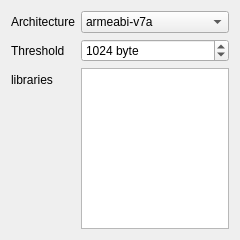
First picture: the form in configdialog.ui, repository Tencent/loli_profiler, before the edit.
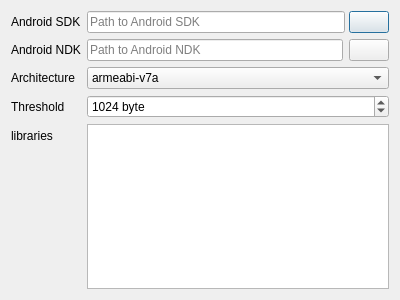
Second picture: the form after the edit. Icons and pictures are not drawn.

Diff of the .ui file:
```diff
--- a/configdialog.ui
+++ b/configdialog.ui
@@ -9,8 +9,8 @@
    <rect>
     <x>0</x>
     <y>0</y>
-    <width>240</width>
-    <height>240</height>
+    <width>400</width>
+    <height>300</height>
    </rect>
   </property>
   <property name="windowTitle">
@@ -20,14 +20,14 @@
    <bool>false</bool>
   </property>
   <layout class="QFormLayout" name="formLayout">
-   <item row="0" column="0">
+   <item row="2" column="0">
     <widget class="QLabel" name="label">
      <property name="text">
       <string>Architecture</string>
      </property>
     </widget>
    </item>
-   <item row="0" column="1">
+   <item row="2" column="1">
     <widget class="QComboBox" name="archComboBox">
      <item>
       <property name="text">
@@ -41,14 +41,14 @@
      </item>
     </widget>
    </item>
-   <item row="1" column="0">
+   <item row="3" column="0">
     <widget class="QLabel" name="label_2">
      <property name="text">
       <string>Threshold</string>
      </property>
     </widget>
    </item>
-   <item row="1" column="1">
+   <item row="3" column="1">
     <widget class="QSpinBox" name="thresholdSpinBox">
      <property name="toolTip">
       <string>Malloc stacktrace collect threshold.</string>
@@ -67,16 +67,98 @@
      </property>
     </widget>
    </item>
-   <item row="2" column="0">
+   <item row="4" column="0">
     <widget class="QLabel" name="label_4">
      <property name="text">
       <string>libraries</string>
      </property>
     </widget>
    </item>
-   <item row="2" column="1">
+   <item row="4" column="1">
     <widget class="QListWidget" name="libraryListWidget"/>
    </item>
+   <item row="0" column="0">
+    <widget class="QLabel" name="label_3">
+     <property name="text">
+      <string>Android SDK</string>
+     </property>
+    </widget>
+   </item>
+   <item row="1" column="0">
+    <widget class="QLabel" name="label_5">
+     <property name="text">
+      <string>Android NDK</string>
+     </property>
+    </widget>
+   </item>
+   <item row="0" column="1">
+    <layout class="QHBoxLayout" name="horizontalLayout">
+     <property name="spacing">
+      <number>4</number>
+     </property>
+     <item>
+      <widget class="QLineEdit" name="lineEditSDKFolder">
+       <property name="sizePolicy">
+        <sizepolicy hsizetype="Expanding" vsizetype="Fixed">
+         <horstretch>0</horstretch>
+         <verstretch>0</verstretch>
+        </sizepolicy>
+       </property>
+       <property name="readOnly">
+        <bool>true</bool>
+       </property>
+       <property name="placeholderText">
+        <string>Path to Android SDK</string>
+       </property>
+      </widget>
+     </item>
+     <item>
+      <widget class="QPushButton" name="btnSDKFolder">
+       <property name="sizePolicy">
+        <sizepolicy hsizetype="Fixed" vsizetype="Fixed">
+         <horstretch>0</horstretch>
+         <verstretch>0</verstretch>
+        </sizepolicy>
+       </property>
+       <property name="text">
+        <string/>
+       </property>
+       <property name="icon">
+        <iconset resource="res/icon.qrc">
+         <normaloff>:/toolbutton/btn_open.png</normaloff>:/toolbutton/btn_open.png</iconset>
+       </property>
+       <property name="autoDefault">
+        <bool>true</bool>
+       </property>
+      </widget>
+     </item>
+    </layout>
+   </item>
+   <item row="1" column="1">
+    <layout class="QHBoxLayout" name="horizontalLayout_2">
+     <item>
+      <widget class="QLineEdit" name="lineEditNDKFolder">
+       <property name="readOnly">
+        <bool>true</bool>
+       </property>
+       <property name="placeholderText">
+        <string>Path to Android NDK</string>
+       </property>
+      </widget>
+     </item>
+     <item>
+      <widget class="QPushButton" name="btnNDKFolder">
+       <property name="text">
+        <string/>
+       </property>
+       <property name="icon">
+        <iconset resource="res/icon.qrc">
+         <normaloff>:/toolbutton/btn_open.png</normaloff>:/toolbutton/btn_open.png</iconset>
+       </property>
+      </widget>
+     </item>
+    </layout>
+   </item>
   </layout>
  </widget>
  <resources/>
```
Left out of the diff: 4 changed lines with no effect on the pictures.
